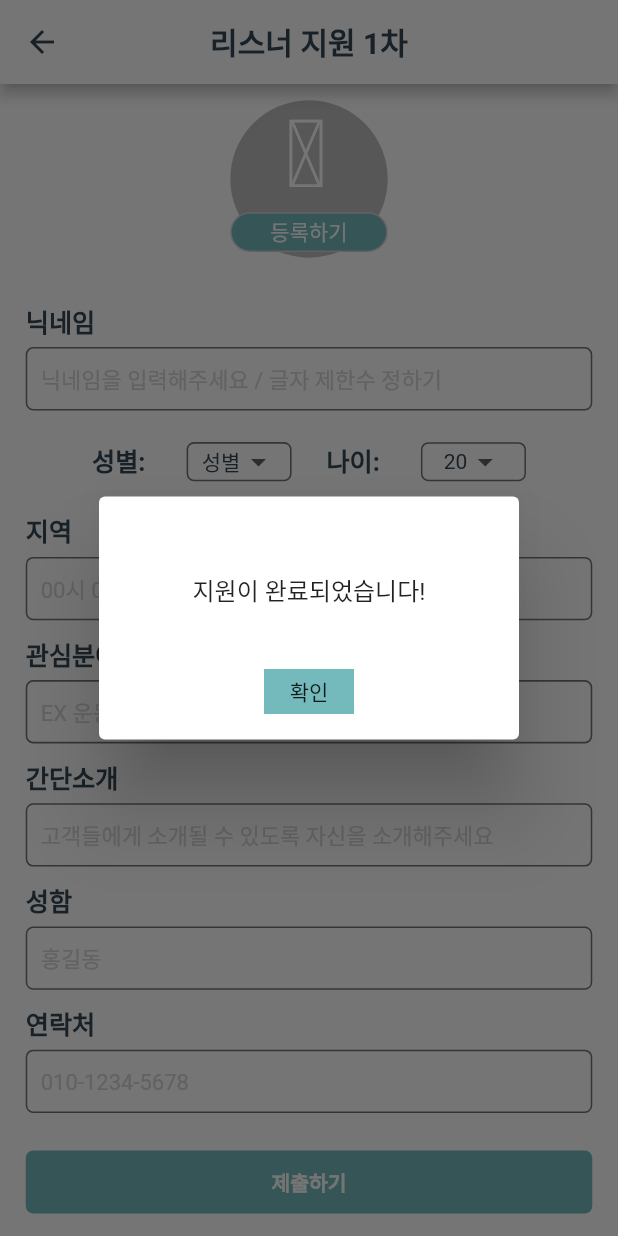
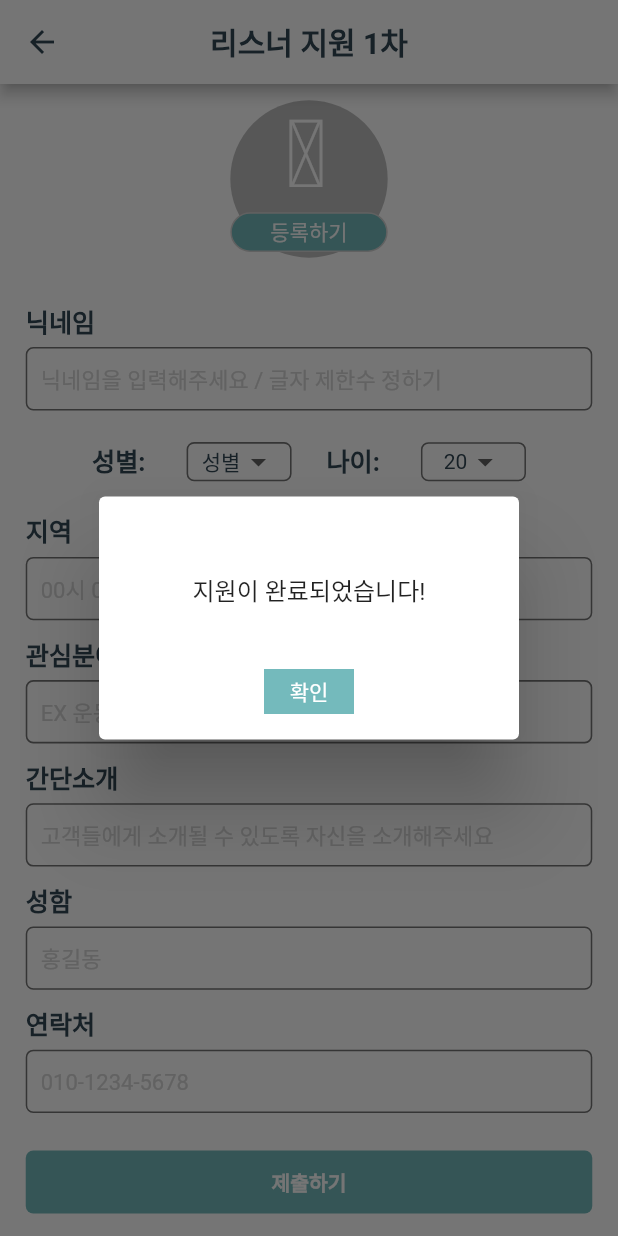
Before and after one commit to nawasancheck/flutter, a Flutter app: the ListenerApplication screen opened directly, after a tap on "제출하기", on a phone screen of 412 x 824 dp. Run offline on Flutter 3.47's test engine with Material 2 defaults, Android fonts, the phone set to English and light mode, and no system bars; our stand-ins replace cloud_firestore, eva_icons_flutter, firebase_auth, firebase_core, firebase_storage, flutter_screenutil and 3 more; missing offline and left inert: flutter_facebook_auth, kakao_flutter_sdk_user; accounts and stored records are empty.

```diff
--- a/lib/screens/my_profile/listener_application.dart
+++ b/lib/screens/my_profile/listener_application.dart
@@ -526,7 +526,7 @@ class _ListenerApplicationState extends State<ListenerApplication> {
                                                 ),
                                                 width: 60,
                                                 height: 30,
-                                                child: const Center(child: Text("확인")),
+                                                child: const Center(child: Text("확인", style: TextStyle(color: Colors.white),)),
                                               )),
                                         )
                                       ],
```
Also changed, not shown: lib/screens/my_profile/customer_service.dart (+10 -6 lines).
